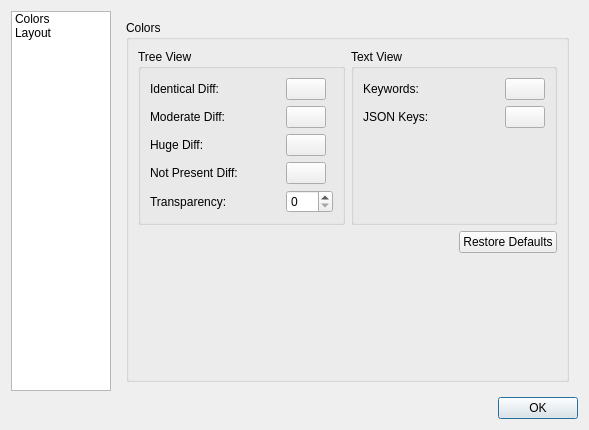
The window that preferences/preferencesdialog.ui (coozoo/qtjsondiff) describes before a commit, drawn with Qt 5.
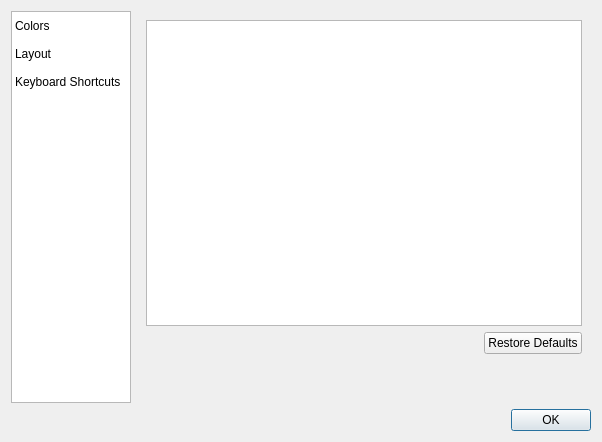
The same window after the commit. The open tabs and pages were chosen to show the change. Icons and pictures are not drawn.

Diff of the .ui file:
```diff
--- a/preferences/preferencesdialog.ui
+++ b/preferences/preferencesdialog.ui
@@ -6,8 +6,8 @@
    <rect>
     <x>0</x>
     <y>0</y>
-    <width>589</width>
-    <height>430</height>
+    <width>602</width>
+    <height>442</height>
    </rect>
   </property>
   <property name="windowTitle">
@@ -26,7 +26,7 @@
        </property>
        <property name="maximumSize">
         <size>
-         <width>100</width>
+         <width>120</width>
          <height>16777215</height>
         </size>
        </property>
@@ -58,6 +58,14 @@
          <iconset theme="preferences-desktop-theme"/>
         </property>
        </item>
+       <item>
+        <property name="text">
+         <string>Keyboard Shortcuts</string>
+        </property>
+        <property name="icon">
+         <iconset theme="preferences-desktop-keyboard"/>
+        </property>
+       </item>
       </widget>
      </item>
      <item>
@@ -399,6 +407,69 @@
          </item>
         </layout>
        </widget>
+       <widget class="QWidget" name="shortcutsPage">
+        <layout class="QVBoxLayout" name="verticalLayout_3">
+         <item>
+          <widget class="QTableView" name="shortcutsTableView">
+           <property name="editTriggers">
+            <set>QAbstractItemView::EditTrigger::AnyKeyPressed|QAbstractItemView::EditTrigger::DoubleClicked|QAbstractItemView::EditTrigger::EditKeyPressed</set>
+           </property>
+           <property name="selectionMode">
+            <enum>QAbstractItemView::SelectionMode::SingleSelection</enum>
+           </property>
+           <property name="selectionBehavior">
+            <enum>QAbstractItemView::SelectionBehavior::SelectRows</enum>
+           </property>
+           <attribute name="horizontalHeaderStretchLastSection">
+            <bool>true</bool>
+           </attribute>
+           <attribute name="verticalHeaderVisible">
+            <bool>false</bool>
+           </attribute>
+          </widget>
+         </item>
+         <item>
+          <layout class="QGridLayout" name="gridLayout_10">
+           <item row="0" column="0">
+            <spacer name="horizontalSpacer_2">
+             <property name="orientation">
+              <enum>Qt::Orientation::Horizontal</enum>
+             </property>
+             <property name="sizeHint" stdset="0">
+              <size>
+               <width>40</width>
+               <height>20</height>
+              </size>
+             </property>
+            </spacer>
+           </item>
+           <item row="0" column="1">
+            <widget class="QPushButton" name="restoreShortcutsPushButton">
+             <property name="text">
+              <string>Restore Defaults</string>
+             </property>
+            </widget>
+           </item>
+           <item row="1" column="1">
+            <spacer name="verticalSpacer_5">
+             <property name="orientation">
+              <enum>Qt::Orientation::Vertical</enum>
+             </property>
+             <property name="sizeType">
+              <enum>QSizePolicy::Policy::Minimum</enum>
+             </property>
+             <property name="sizeHint" stdset="0">
+              <size>
+               <width>20</width>
+               <height>40</height>
+              </size>
+             </property>
+            </spacer>
+           </item>
+          </layout>
+         </item>
+        </layout>
+       </widget>
       </widget>
      </item>
     </layout>
```
